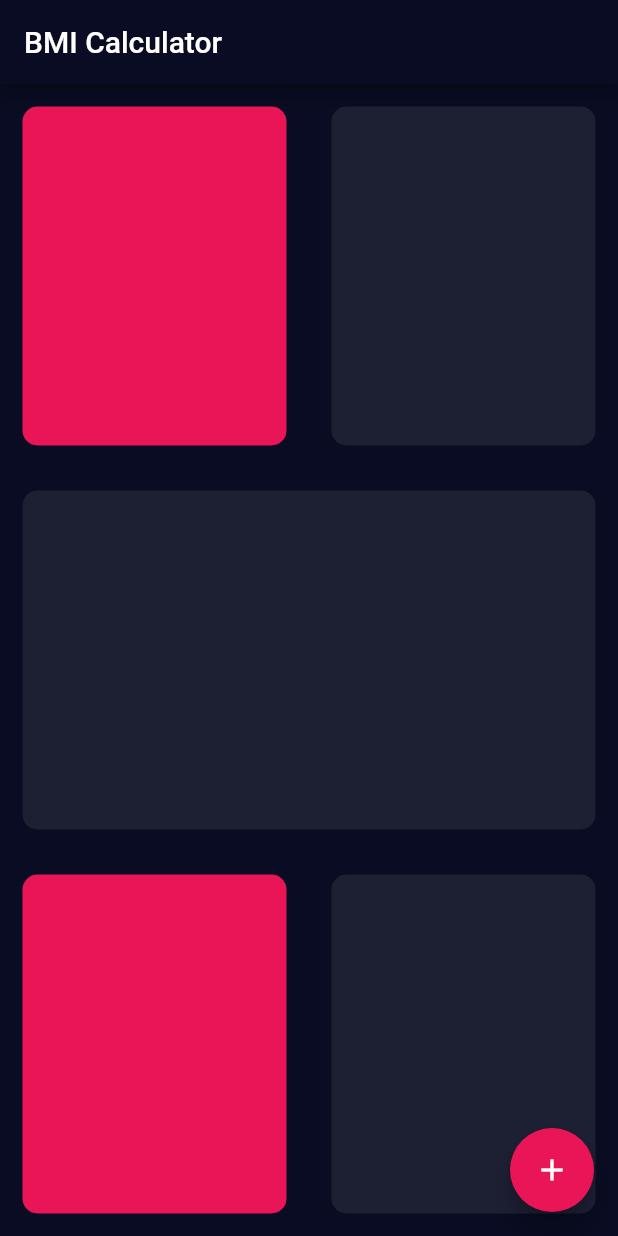
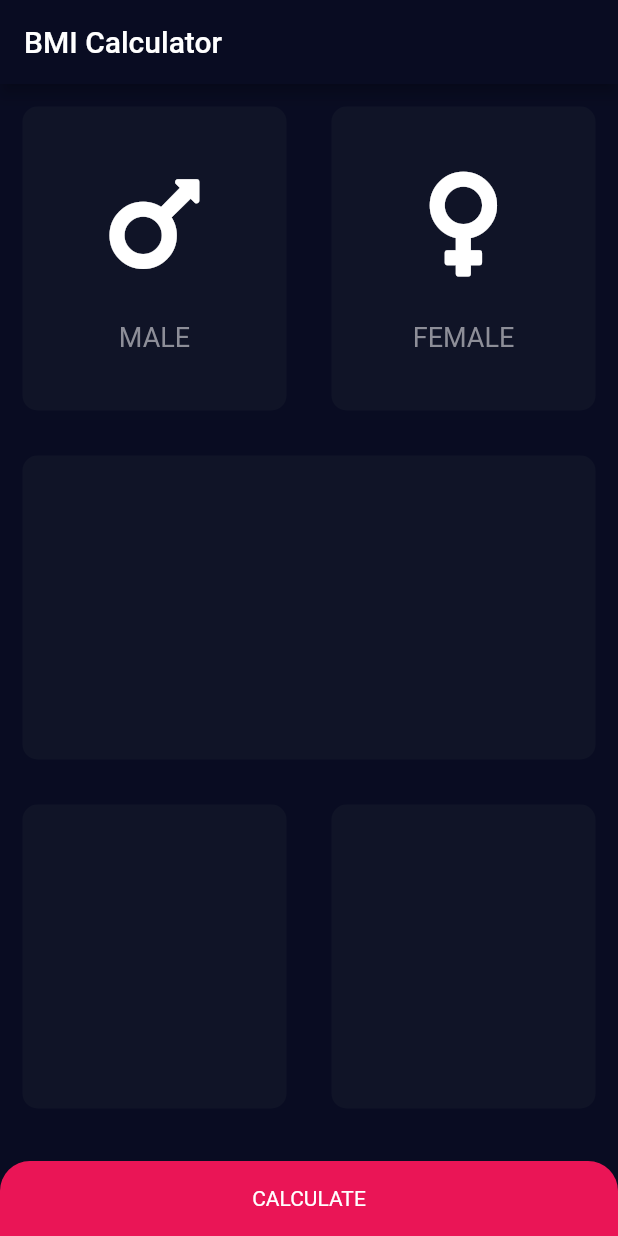
Before and after one commit to tdnghia98/bmi_calculator, a Flutter app: the screen it shows after launch, on a phone screen of 412 x 824 dp. Run offline on Flutter 3.47's test engine with Material 2 defaults, Android fonts, the phone set to English and light mode, and no system bars; our stand-ins replace font_awesome_flutter.

Commit message:
Male Female Widget

```diff
--- /dev/null
+++ b/lib/card_child.dart
@@ -0,0 +1,34 @@
+import 'package:flutter/material.dart';
+
+const labelTextStyle = TextStyle(
+  color: Color(0xFF8D8E98),
+  fontSize: 18.0,
+);
+
+class CardChild extends StatelessWidget {
+  CardChild({@required this.icon, this.cardTitle});
+
+  final IconData icon;
+  final String cardTitle;
+
+  @override
+  Widget build(BuildContext context) {
+    return Column(
+      mainAxisAlignment: MainAxisAlignment.center,
+      children: <Widget>[
+        Icon(
+          icon,
+          size: 80.0,
+          color: Colors.white,
+        ),
+        SizedBox(
+          height: 25.0,
+        ),
+        Text(
+          cardTitle,
+          style: labelTextStyle,
+        ),
+      ],
+    );
+  }
+}
--- /dev/null
+++ b/lib/input_page.dart
@@ -0,0 +1,115 @@
+import 'package:flutter/material.dart';
+
+import 'package:font_awesome_flutter/font_awesome_flutter.dart';
+
+import 'reusable_card.dart';
+import 'card_child.dart';
+
+const Color inactiveCardColor = Color(0xFF101427);
+const Color activeCardColor = Color(0xFF1E1F33);
+const Color redPinkAccentColor = Color(0xFFEA1556);
+const bottomContainerHeight = 50.0;
+
+enum Genre { Male, Female }
+
+Genre selectedGenre;
+
+class InputPage extends StatefulWidget {
+  InputPage({Key key}) : super(key: key);
+
+  @override
+  _InputPageState createState() => _InputPageState();
+}
+
+class _InputPageState extends State<InputPage> {
+  @override
+  Widget build(BuildContext context) {
+    return SafeArea(
+      child: Scaffold(
+        appBar: AppBar(
+          title: Text('BMI Calculator'),
+        ),
+        body: Center(
+          child: Column(
+            children: <Widget>[
+              Expanded(
+                child: Row(
+                  children: <Widget>[
+                    Expanded(
+                      child: ReusableCard(
+                          cardChild: CardChild(
+                            icon: FontAwesomeIcons.mars,
+                            cardTitle: 'MALE',
+                          ),
+                          color: selectedGenre == Genre.Male
+                              ? activeCardColor
+                              : inactiveCardColor,
+                          onPressed: () {
+                            setState(() {
+                              selectedGenre = Genre.Male;
+                            });
+                          }),
+                    ),
+                    Expanded(
+                      child: ReusableCard(
+                          cardChild: CardChild(
+                            icon: FontAwesomeIcons.venus,
+                            cardTitle: 'FEMALE',
+                          ),
+                          color: selectedGenre == Genre.Female
+                              ? activeCardColor
+                              : inactiveCardColor,
+                          onPressed: () {
+                            setState(() {
+                              selectedGenre = Genre.Female;
+                            });
+                          }),
+                    ),
+                  ],
+                ),
+              ),
+              Expanded(
+                child: ReusableCard(
+                  color: inactiveCardColor,
+                ),
+              ),
+              Expanded(
+                child: Row(
+                  children: <Widget>[
+                    Expanded(
+                      child: ReusableCard(color: inactiveCardColor),
+                    ),
+                    Expanded(
+                      child: ReusableCard(color: inactiveCardColor),
+                    ),
+                  ],
+                ),
+              ),
+              Container(
+                margin: EdgeInsets.only(top: 20.0),
+                // Stretch width to full screen
+                width: double.infinity,
+                height: bottomContainerHeight,
+                decoration: BoxDecoration(
+                  borderRadius: BorderRadius.only(
+                    topLeft: Radius.circular(20.0),
+                    topRight: Radius.circular(20.0),
+                  ),
+                  color: redPinkAccentColor,
+                ),
+                child: Center(
+                  child: Text(
+                    'CALCULATE',
+                    style: TextStyle(
+                      color: Colors.white,
+                    ),
+                  ),
+                ),
+              ),
+            ],
+          ),
+        ),
+      ),
+    );
+  }
+}
--- a/lib/main.dart
+++ b/lib/main.dart
@@ -1,4 +1,6 @@
 import 'package:flutter/material.dart';
+
+import 'input_page.dart';
 
 void main() => runApp(MyApp());
 
@@ -22,110 +24,3 @@ class MyApp extends StatelessWidget {
     );
   }
 }
-
-class InputPage extends StatefulWidget {
-  InputPage({Key key}) : super(key: key);
-
-  @override
-  _InputPageState createState() => _InputPageState();
-}
-
-class _InputPageState extends State<InputPage> {
-  @override
-  Widget build(BuildContext context) {
-    return Scaffold(
-      appBar: AppBar(
-        title: Text('BMI Calculator'),
-      ),
-      body: Center(
-        child: Column(
-          children: <Widget>[
-            Expanded(
-              child: Row(
-                children: <Widget>[
-                  Expanded(
-                    child: Container(
-                      decoration: BoxDecoration(
-                        color: Color(0xFFEA1556),
-                        borderRadius: BorderRadius.circular(10.0),
-                      ),
-                      margin: EdgeInsets.all(15.0),
-                    ),
-                  ),
-                  Expanded(
-                    child: Container(
-                      decoration: BoxDecoration(
-                        color: Color(0xFF1D1F33),
-                        borderRadius: BorderRadius.circular(10.0),
-                      ),
-                      margin: EdgeInsets.all(15.0),
-                    ),
-                  ),
-                ],
-              ),
-            ),
-            Expanded(
-              child: Container(
-                child: Container(
-                  decoration: BoxDecoration(
-                    color: Color(0xFF1D1F33),
-                    borderRadius: BorderRadius.circular(10.0),
-                  ),
-                  margin: EdgeInsets.all(15.0),
-                ),
-              ),
-            ),
-            Expanded(
-                child: Row(
-              children: <Widget>[
-                Expanded(
-                  child: Container(
-                    decoration: BoxDecoration(
-                      color: Color(0xFFEA1556),
-                      borderRadius: BorderRadius.circular(10.0),
-                    ),
-                    margin: EdgeInsets.all(15.0),
-                  ),
-                ),
-                Expanded(
-                  child: Container(
-                    decoration: BoxDecoration(
-                      color: Color(0xFF1D1F33),
-                      borderRadius: BorderRadius.circular(10.0),
-                    ),
-                    margin: EdgeInsets.all(15.0),
-                  ),
-                ),
-              ],
-            )),
-            // Row(
-            //   children: <Widget>[
-            //     Expanded(
-            //       child: Container(
-            //         decoration: BoxDecoration(
-            //           color: Color(0xFF1D1F33),
-            //           borderRadius: BorderRadius.circular(10.0),
-            //         ),
-            //         margin: EdgeInsets.all(15.0),
-            //       ),
-            //     ),
-            //     Expanded(
-            //       child: Container(
-            //         decoration: BoxDecoration(
-            //           color: Color(0xFF1D1F33),
-            //           borderRadius: BorderRadius.circular(10.0),
-            //         ),
-            //         margin: EdgeInsets.all(15.0),
-            //       ),
-            //     ),
-            //   ],
-            // ),
-          ],
-        ),
-      ),
-      floatingActionButton: FloatingActionButton(
-        child: Icon(Icons.add),
-      ),
-    );
-  }
-}
--- /dev/null
+++ b/lib/reusable_card.dart
@@ -0,0 +1,25 @@
+import 'package:flutter/material.dart';
+
+class ReusableCard extends StatelessWidget {
+  ReusableCard(
+      {@required this.color, this.cardChild, @required this.onPressed});
+
+  final Color color;
+  final Widget cardChild;
+  final Function onPressed;
+
+  @override
+  Widget build(BuildContext context) {
+    return GestureDetector(
+      child: Container(
+        child: cardChild,
+        decoration: BoxDecoration(
+          color: color,
+          borderRadius: BorderRadius.circular(10.0),
+        ),
+        margin: EdgeInsets.all(15.0),
+      ),
+      onTap: onPressed,
+    );
+  }
+}
--- a/pubspec.yaml
+++ b/pubspec.yaml
@@ -23,6 +23,7 @@ dependencies:
   # The following adds the Cupertino Icons font to your application.
   # Use with the CupertinoIcons class for iOS style icons.
   cupertino_icons: ^0.1.2
+  font_awesome_flutter: ^8.5.0
 
 dev_dependencies:
   flutter_test:
```
Also changed, not shown: pubspec.lock.
